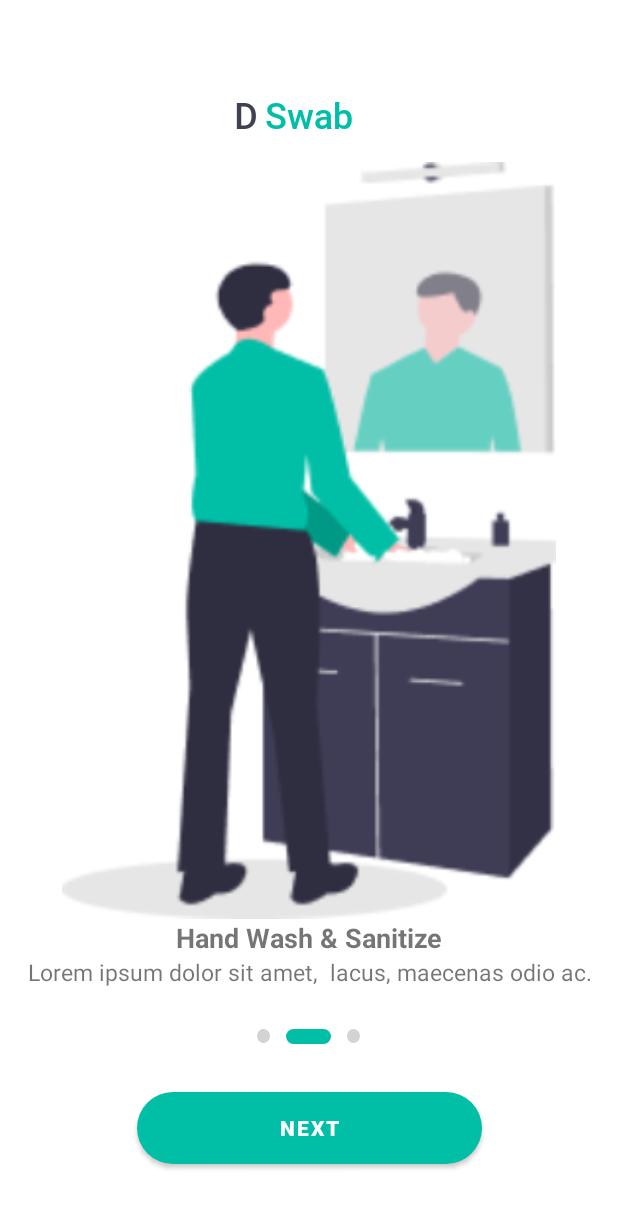
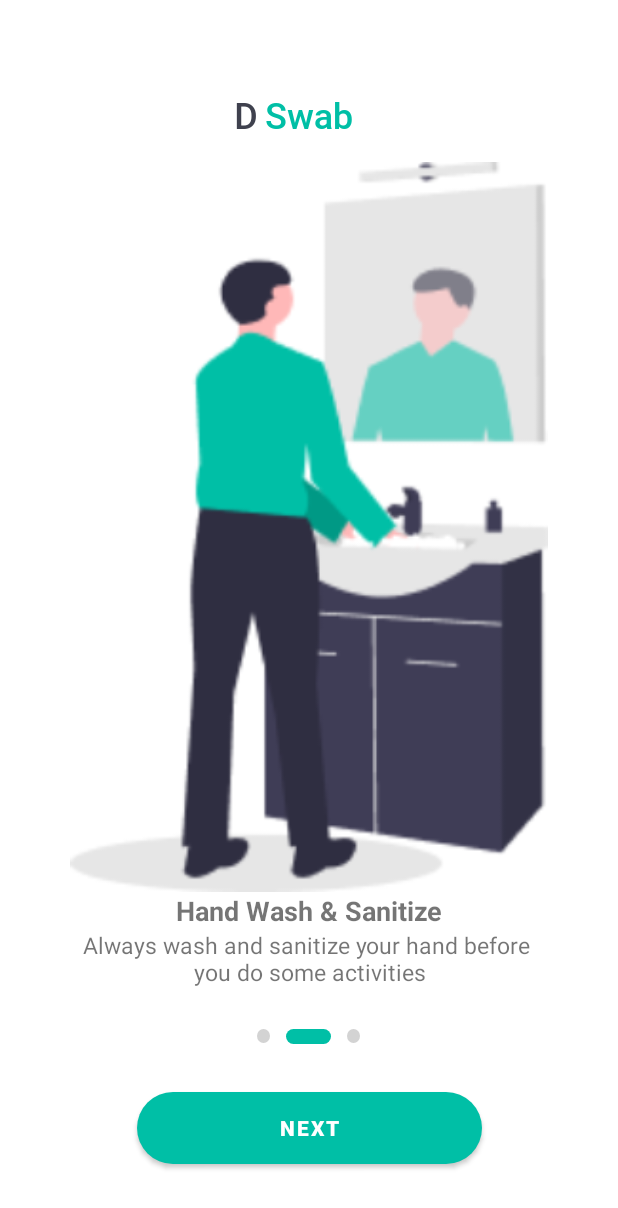
Before and after one commit to ArlPrima/DSwab, an Android app: the screen it shows after launch (MainActivity), after a tap on "NEXT", on a phone screen of 412 x 824 dp. Shown: the top 1208 px of the screen. Run offline under Robolectric (Android 15) with nearby library versions, the phone set to English and light mode, and no system bars.

Commit message:
Update MainActivity.kt

```diff
--- a/app/src/main/java/com/example/dswap/MainActivity.kt
+++ b/app/src/main/java/com/example/dswap/MainActivity.kt
@@ -17,15 +17,17 @@ class MainActivity : AppCompatActivity() {
         listOf(
             introSlide(
                 "Wear a Mask",
-            "Lorem ipsum dolor sit amet,  lacus, maecenas odio ac.",
+            "Use your mask anywhere and anytime you go out",
                 R.drawable.undraw_social_distancing_2g0u_1
             ),introSlide(
                 "Hand Wash & Sanitize",
-                "Lorem ipsum dolor sit amet,  lacus, maecenas odio ac.",
+                "Always wash and sanitize your hand before \n" +
+                        "you do some activities",
                 R.drawable.undraw_wash_hands_nwl2_1
             ),introSlide(
                 "Pyshical Distancing",
-                "Lorem ipsum dolor sit amet, ",
+                "Don’t forget to avoid close contact and \n" +
+                        "do the physical distancing ",
                 R.drawable.undraw_medical_care_movn_1
             )
         )
```
